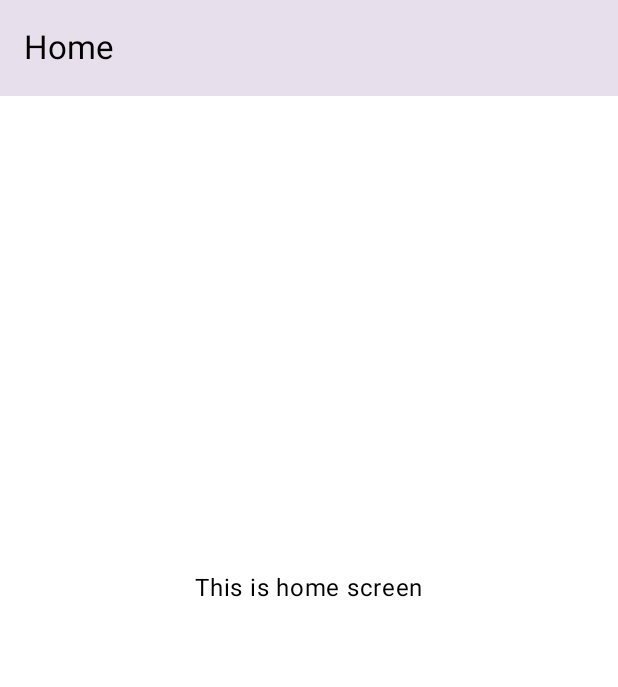
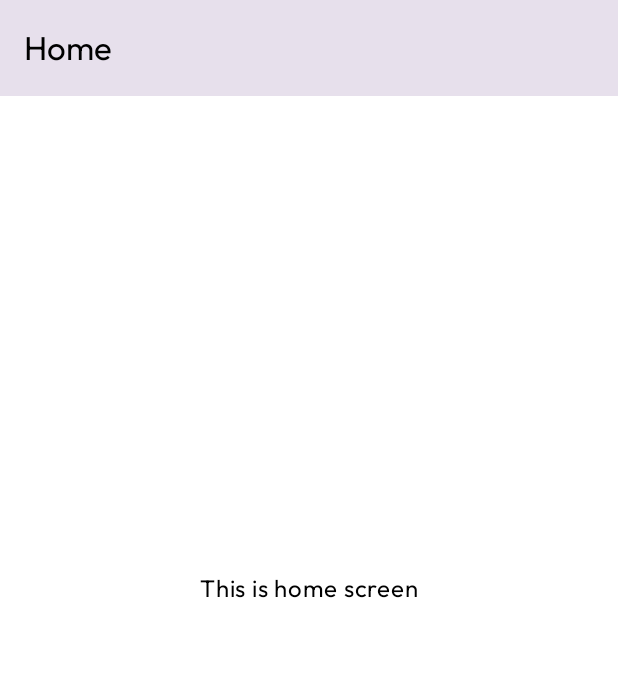
Before and after one commit to cristiangoncas/SnackMovement, an Android app built with Jetpack Compose: the screen it shows after launch (MainActivity), on a phone screen of 412 x 824 dp. Shown: the top 687 px of the screen. Run offline under Robolectric (Android 15) with nearby library versions, the phone set to English and light mode, and no system bars.

Commit message:
Create Room DB instance, entities and DAOs. Included custom font.

```diff
--- /dev/null
+++ b/app/src/main/java/com/cristiangoncas/snackmovement/framework/local/RoomDataSource.kt
@@ -0,0 +1,4 @@
+package com.cristiangoncas.snackmovement.framework.local
+
+class RoomDataSource {
+}
--- a/app/src/main/java/com/cristiangoncas/snackmovement/ui/theme/Theme.kt
+++ b/app/src/main/java/com/cristiangoncas/snackmovement/ui/theme/Theme.kt
@@ -2,9 +2,14 @@ package com.cristiangoncas.snackmovement.ui.theme
 
 import androidx.compose.foundation.isSystemInDarkTheme
 import androidx.compose.material3.MaterialTheme
+import androidx.compose.material3.Typography
 import androidx.compose.material3.darkColorScheme
 import androidx.compose.material3.lightColorScheme
 import androidx.compose.runtime.Composable
+import androidx.compose.ui.text.font.Font
+import androidx.compose.ui.text.font.FontFamily
+import androidx.compose.ui.text.font.FontWeight
+import com.cristiangoncas.snackmovement.R
 
 private val DarkColorScheme = darkColorScheme(
     primary = Purple200,
@@ -32,6 +37,29 @@ private val LightColorScheme = lightColorScheme(
     onSurface = Black,
 )
 
+val outfitFontFamily = FontFamily(
+    Font(R.font.outfit_regular, weight = FontWeight.Normal)
+)
+private val defaultTypography = Typography()
+
+val AppTypography = Typography(
+    displayLarge = defaultTypography.displayLarge.copy(fontFamily = outfitFontFamily),
+    displayMedium = defaultTypography.displayMedium.copy(fontFamily = outfitFontFamily),
+    displaySmall = defaultTypography.displaySmall.copy(fontFamily = outfitFontFamily),
+    headlineLarge = defaultTypography.headlineLarge.copy(fontFamily = outfitFontFamily),
+    headlineMedium = defaultTypography.headlineMedium.copy(fontFamily = outfitFontFamily),
+    headlineSmall = defaultTypography.headlineSmall.copy(fontFamily = outfitFontFamily),
+    titleLarge = defaultTypography.titleLarge.copy(fontFamily = outfitFontFamily),
+    titleMedium = defaultTypography.titleMedium.copy(fontFamily = outfitFontFamily),
+    titleSmall = defaultTypography.titleSmall.copy(fontFamily = outfitFontFamily),
+    bodyLarge = defaultTypography.bodyLarge.copy(fontFamily = outfitFontFamily),
+    bodyMedium = defaultTypography.bodyMedium.copy(fontFamily = outfitFontFamily),
+    bodySmall = defaultTypography.bodySmall.copy(fontFamily = outfitFontFamily),
+    labelLarge = defaultTypography.labelLarge.copy(fontFamily = outfitFontFamily),
+    labelMedium = defaultTypography.labelMedium.copy(fontFamily = outfitFontFamily),
+    labelSmall = defaultTypography.labelSmall.copy(fontFamily = outfitFontFamily)
+)
+
 @Composable
 fun SnackMovementTheme(
     darkTheme: Boolean = isSystemInDarkTheme(),
@@ -44,6 +72,7 @@ fun SnackMovementTheme(
 
     MaterialTheme(
         colorScheme = colorScheme,
+        typography = AppTypography,
         content = content,
     )
 }
```
Also changed, not shown: app/src/main/java/com/cristiangoncas/snackmovement/framework/local/database/ExerciseDao.kt (added, +21 -0 lines), app/src/main/java/com/cristiangoncas/snackmovement/framework/local/database/GoalDao.kt (added, +20 -0 lines), app/src/main/java/com/cristiangoncas/snackmovement/framework/local/database/MovementDb.kt (added, +35 -0 lines), app/src/main/java/com/cristiangoncas/snackmovement/framework/local/database/NotificationDao.kt (added, +17 -0 lines), app/src/main/java/com/cristiangoncas/snackmovement/framework/local/database/ProfileDao.kt (added, +17 -0 lines), app/src/main/java/com/cristiangoncas/snackmovement/framework/local/model/DbExercise.kt (added, +15 -0 lines), app/src/main/java/com/cristiangoncas/snackmovement/framework/local/model/DbGoal.kt (added, +12 -0 lines), app/src/main/java/com/cristiangoncas/snackmovement/framework/local/model/DbNotification.kt (added, +13 -0 lines), app/src/main/java/com/cristiangoncas/snackmovement/framework/local/model/DbProfile.kt (added, +11 -0 lines), app/src/main/res/font/outfit_regular.ttf (added), 1 other file.
